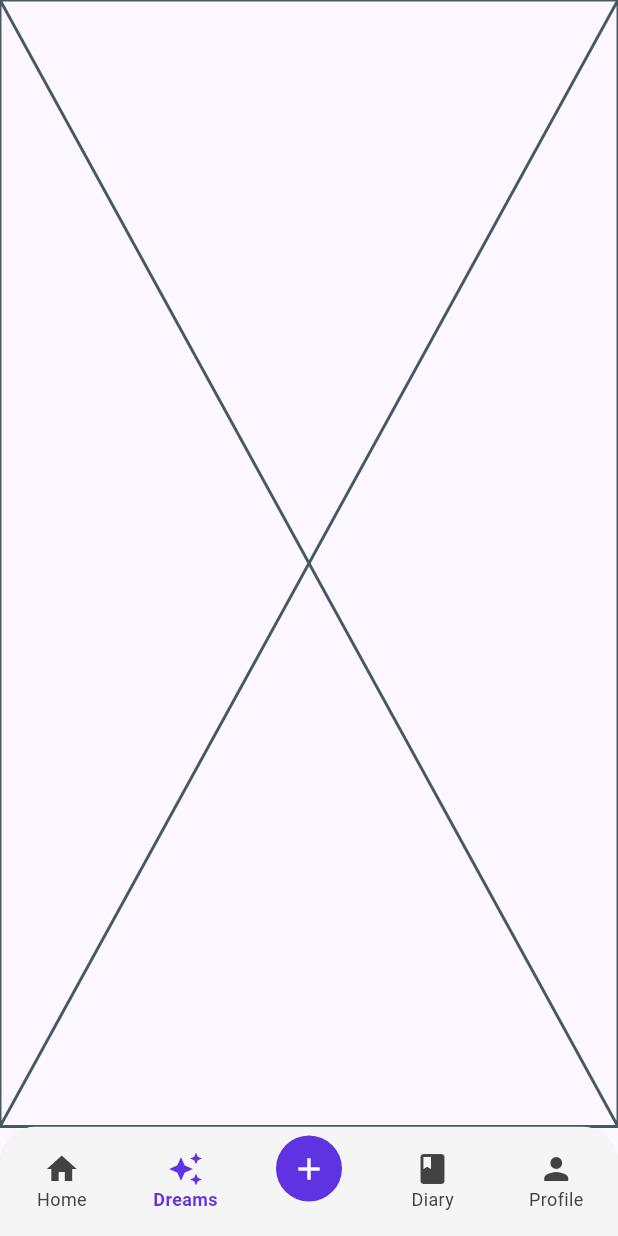
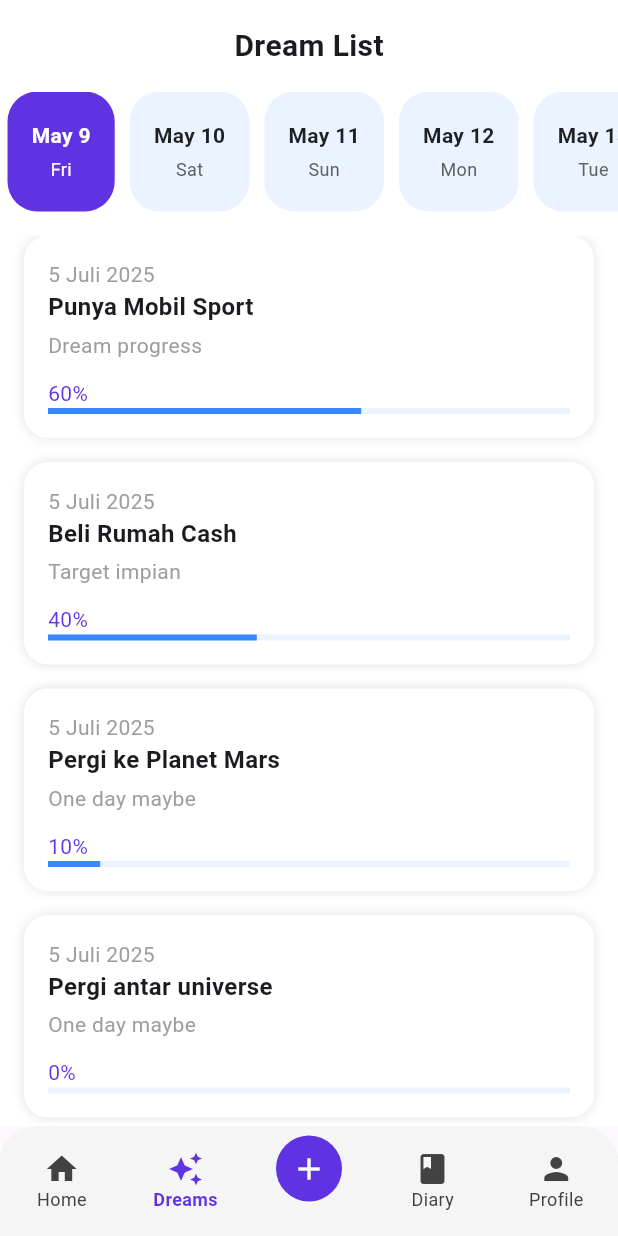
Before and after one commit to Firrizqia/Vireo-DreamListAPK, a Flutter app: the screen it shows after launch, item 2 of the bottom bar chosen, on a phone screen of 412 x 824 dp. Run offline on Flutter 3.47's test engine with Material 3 defaults, Android fonts, the phone set to English and light mode, and no system bars.

Commit message:
drean list

```diff
--- a/lib/screen/dream_list.dart
+++ b/lib/screen/dream_list.dart
@@ -1,4 +1,6 @@
 import 'package:flutter/material.dart';
+import 'package:intl/intl.dart';
+import 'package:vireo/constants/primary_colors.dart';
 
 class DreamList extends StatefulWidget {
   const DreamList({super.key});
@@ -8,8 +10,167 @@
 }
 
 class _DreamListState extends State<DreamList> {
+  int selectedDateIndex = 0;
+
+  // Buat 7 hari ke depan berdasarkan hari ini
+  final List<DateTime> weekDates = List.generate(
+    7,
+    (i) => DateTime.now().add(Duration(days: i)),
+  );
+
+  final List<Map<String, dynamic>> tasks = [
+    {
+      'date': '5 Juli 2025',
+      'title': 'Punya Mobil Sport',
+      'desc': 'Dream progress',
+      'progress': 0.6,
+    },
+    {
+      'date': '5 Juli 2025',
+      'title': 'Beli Rumah Cash',
+      'desc': 'Target impian',
+      'progress': 0.4,
+    },
+    {
+      'date': '5 Juli 2025',
+      'title': 'Pergi ke Planet Mars',
+      'desc': 'One day maybe',
+      'progress': 0.1,
+    },
+    {
+      'date': '5 Juli 2025',
+      'title': 'Pergi antar universe',
+      'desc': 'One day maybe',
+      'progress': 0.0,
+    },
+  ];
+
   @override
   Widget build(BuildContext context) {
-    return const Placeholder();
+    return Scaffold(
+      backgroundColor: Colors.white,
+      body: SafeArea(
+        child: Column(
+          children: [
+            const SizedBox(height: 16),
+            _buildHeader(),
+            const SizedBox(height: 16),
+            _buildDateSelector(),
+            const SizedBox(height: 16),
+            Expanded(child: _buildDreamTasks()),
+          ],
+        ),
+      ),
+    );
+  }
+
+  Widget _buildHeader() {
+    return Center(
+      child: Text(
+        "Dream List",
+        style: const TextStyle(fontSize: 20, fontWeight: FontWeight.bold),
+      ),
+    );
+  }
+
+  Widget _buildDateSelector() {
+    return SizedBox(
+      height: 80,
+      child: ListView.builder(
+        scrollDirection: Axis.horizontal,
+        itemCount: weekDates.length,
+        itemBuilder: (context, index) {
+          final date = weekDates[index];
+          final isSelected = index == selectedDateIndex;
+
+          return GestureDetector(
+            onTap: () => setState(() => selectedDateIndex = index),
+            child: Container(
+              margin: const EdgeInsets.symmetric(horizontal: 5),
+              padding: const EdgeInsets.symmetric(vertical: 10, horizontal: 16),
+              decoration: BoxDecoration(
+                color: isSelected ? primaryColor : accentColor,
+                borderRadius: BorderRadius.circular(20),
+              ),
+              child: Column(
+                mainAxisAlignment: MainAxisAlignment.center,
+                children: [
+                  Text(
+                    DateFormat.MMMd().format(date),
+                    style: TextStyle(
+                      color: isSelected ? Colors.white : Colors.black87,
+                      fontWeight: FontWeight.w600,
+                    ),
+                  ),
+                  const SizedBox(height: 4),
+                  Text(
+                    DateFormat.E().format(date), // Sen, Sel, Rab...
+                    style: TextStyle(
+                      color: isSelected ? Colors.white : Colors.grey[700],
+                      fontSize: 12,
+                    ),
+                  ),
+                ],
+              ),
+            ),
+          );
+        },
+      ),
+    );
+  }
+
+  Widget _buildDreamTasks() {
+    return ListView.builder(
+      padding: const EdgeInsets.symmetric(horizontal: 16),
+      itemCount: tasks.length,
+      itemBuilder: (context, index) {
+        final task = tasks[index];
+        return _dreamListCard(
+          task['date'],
+          task['title'],
+          task['desc'],
+          task['progress'],
+        );
+      },
+    );
+  }
+
+  Widget _dreamListCard(
+    String date,
+    String title,
+    String desc,
+    double progress,
+  ) {
+    return Container(
+      margin: const EdgeInsets.only(bottom: 16),
+      padding: const EdgeInsets.all(16),
+      decoration: BoxDecoration(
+        color: Colors.white,
+        borderRadius: BorderRadius.circular(16),
+        boxShadow: [BoxShadow(color: Colors.black12, blurRadius: 6)],
+      ),
+      child: Column(
+        crossAxisAlignment: CrossAxisAlignment.start,
+        children: [
+          Text(date, style: const TextStyle(fontSize: 14, color: Colors.grey)),
+          Text(
+            title,
+            style: const TextStyle(fontSize: 16, fontWeight: FontWeight.bold),
+          ),
+          const SizedBox(height: 4),
+          Text(desc, style: const TextStyle(color: Colors.grey)),
+          const SizedBox(height: 12),
+          Text(
+            '${(progress * 100).toInt()}%',
+            style: const TextStyle(color: primaryColor),
+          ),
+          LinearProgressIndicator(
+            value: progress,
+            backgroundColor: accentColor,
+            color: secondaryColor,
+          ),
+        ],
+      ),
+    );
   }
 }
--- a/lib/screen/home_page.dart
+++ b/lib/screen/home_page.dart
@@ -13,10 +13,7 @@
   Widget build(BuildContext context) {
     return Scaffold(
       backgroundColor: Colors.white,
-      appBar: AppBar(
-        title: Text('Home Page'),
-        backgroundColor: Colors.white,
-      ),
+      appBar: AppBar(title: Text('Home Page'), backgroundColor: Colors.white),
       body: SafeArea(
         child: SingleChildScrollView(
           padding: const EdgeInsets.all(16.0),
--- a/pubspec.yaml
+++ b/pubspec.yaml
@@ -30,6 +30,8 @@
 dependencies:
   flutter:
     sdk: flutter
+
+  intl: ^0.18.1
 
   # The following adds the Cupertino Icons font to your application.
   # Use with the CupertinoIcons class for iOS style icons.
```
Also changed, not shown: pubspec.lock.
